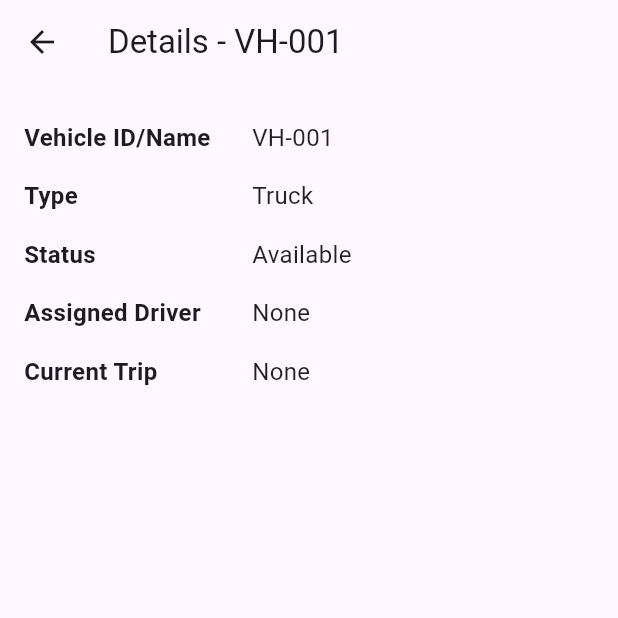
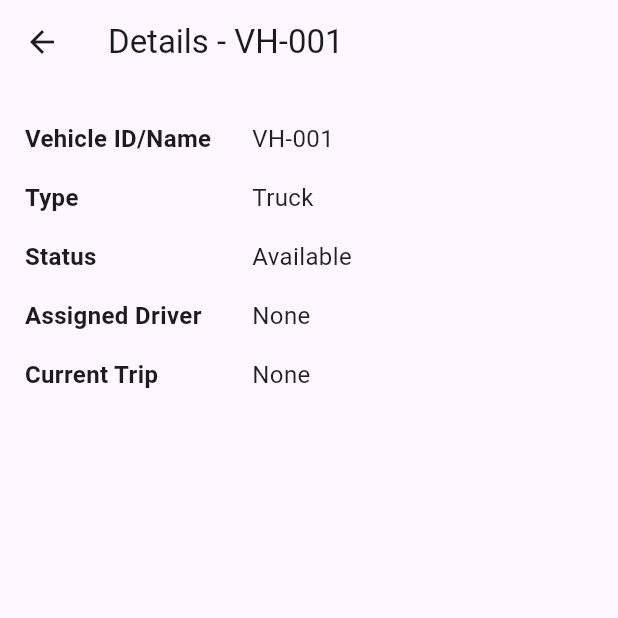
Before and after one commit to Momi48/flutter_task, a Flutter app: the screen it shows after launch, after a tap on "VH-001", on a phone screen of 412 x 824 dp, the top half of it. Run offline on Flutter 3.47's test engine with Material 3 defaults, Android fonts, the phone set to English and light mode, and no system bars.

Commit message:
Responsive Size Changes

```diff
--- a/lib/vehicle/screens/details_row.dart
+++ b/lib/vehicle/screens/details_row.dart
@@ -9,14 +9,14 @@ class DetailRow extends StatelessWidget {
   @override
   Widget build(BuildContext context) {
     return Padding(
-      padding: const EdgeInsets.symmetric(vertical: 8),
+      padding:  EdgeInsets.symmetric(vertical: MediaQuery.of(context).size.height * 0.01,),
       child: Row(
         children: [
           Expanded(
             flex: 2,
             child: Text(
               title,
-              style: const TextStyle(
+              style:  TextStyle(
                 fontWeight: FontWeight.bold,
                 fontSize: 16,
               ),
@@ -26,7 +26,7 @@ class DetailRow extends StatelessWidget {
             flex: 3,
             child: Text(
               value,
-              style: const TextStyle(
+              style:  TextStyle(
                 fontSize: 16,
                 color: Colors.black87,
               ),
--- a/lib/vehicle/screens/vehicle_screen.dart
+++ b/lib/vehicle/screens/vehicle_screen.dart
@@ -9,7 +9,7 @@ class VehicleScreen extends StatelessWidget {
   @override
   Widget build(BuildContext context) {
     return Scaffold(
-      appBar: AppBar(title: const Text("Vehicles Info"), centerTitle: true),
+      appBar: AppBar(title:  Text("Vehicles Info"), centerTitle: true),
       body: ListView.builder(
         itemCount: vehicles.length,
 
--- a/lib/vehicle/screens/vehicles_details_page_screen.dart
+++ b/lib/vehicle/screens/vehicles_details_page_screen.dart
@@ -12,7 +12,7 @@ class VehicleDetailPage extends StatelessWidget {
     return Scaffold(
       appBar: AppBar(title: Text("Details - ${vehicle.id}")),
       body: Padding(
-        padding: const EdgeInsets.all(16),
+        padding:  EdgeInsets.all(MediaQuery.of(context).size.width * 0.04),
         child: Column(
           crossAxisAlignment: CrossAxisAlignment.start,
           children: [
--- a/lib/vehicle/screens/widget/vehicle_card.dart
+++ b/lib/vehicle/screens/widget/vehicle_card.dart
@@ -23,11 +23,12 @@ class VehicleCard extends StatelessWidget {
           ),
           title: Text(
             vehicle.id,
-            style: const TextStyle(fontWeight: FontWeight.bold),
+            style:  TextStyle(fontWeight: FontWeight.bold),
           ),
           subtitle: Text("Type: ${vehicle.type}"),
           trailing: Container(
-            padding: const EdgeInsets.symmetric(horizontal: 12, vertical: 6),
+            padding: EdgeInsets.symmetric(horizontal: MediaQuery.of(context).size.width * 0.03, // ~3% of screen width
+    vertical: MediaQuery.of(context).size.height * 0.007,), // ~0.7% of screen height),
             decoration: BoxDecoration(
               color: vehicle.status == "Available"
                   ? Colors.green.withOpacity(0.2)
```
